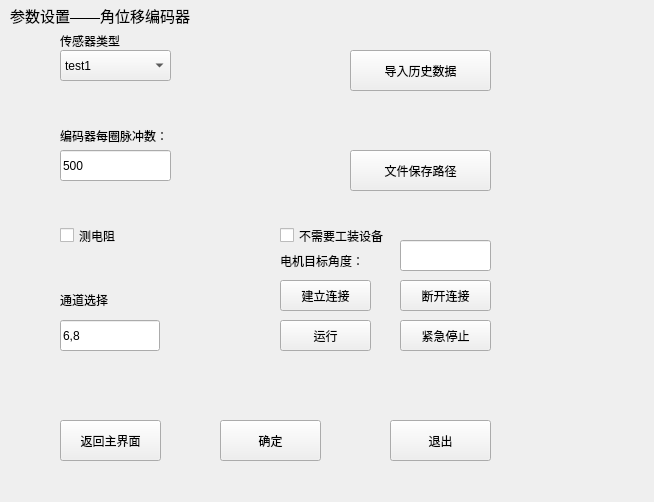
The window that ui_param/paramwin_angleencoder.ui (Dirck-YHP/Proj_sensor_detect) describes before a commit, drawn with Qt 5.
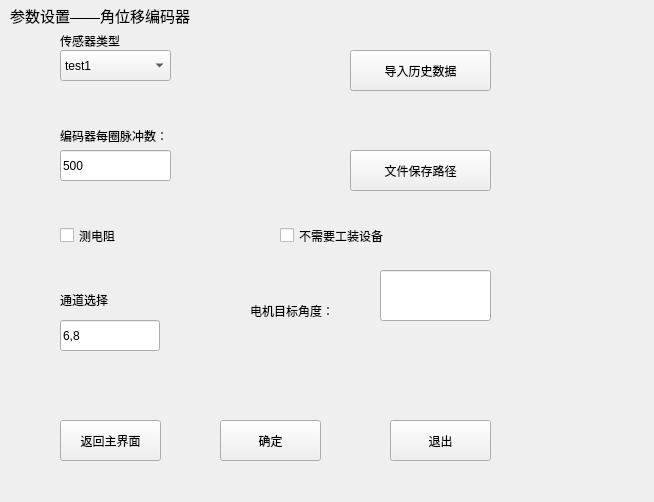
The same window after the commit.

```diff
--- a/ui_param/paramwin_angleencoder.ui
+++ b/ui_param/paramwin_angleencoder.ui
@@ -70,22 +70,6 @@
     <string>退出</string>
    </property>
   </widget>
-  <widget class="QPushButton" name="btn_run_stop">
-   <property name="geometry">
-    <rect>
-     <x>280</x>
-     <y>320</y>
-     <width>91</width>
-     <height>31</height>
-    </rect>
-   </property>
-   <property name="text">
-    <string>运行</string>
-   </property>
-   <property name="checkable">
-    <bool>true</bool>
-   </property>
-  </widget>
   <widget class="QPushButton" name="btn_load_data">
    <property name="geometry">
     <rect>
@@ -102,10 +86,10 @@
   <widget class="QLineEdit" name="lineE_target_angle">
    <property name="geometry">
     <rect>
-     <x>400</x>
-     <y>240</y>
-     <width>91</width>
-     <height>31</height>
+     <x>380</x>
+     <y>270</y>
+     <width>111</width>
+     <height>51</height>
     </rect>
    </property>
    <property name="text">
@@ -128,8 +112,8 @@
   <widget class="QLabel" name="label_6">
    <property name="geometry">
     <rect>
-     <x>280</x>
-     <y>250</y>
+     <x>250</x>
+     <y>300</y>
      <width>161</width>
      <height>21</height>
     </rect>
@@ -209,22 +193,6 @@
     <string>6,8</string>
    </property>
   </widget>
-  <widget class="QPushButton" name="btn_stop_now">
-   <property name="geometry">
-    <rect>
-     <x>400</x>
-     <y>320</y>
-     <width>91</width>
-     <height>31</height>
-    </rect>
-   </property>
-   <property name="text">
-    <string>紧急停止</string>
-   </property>
-   <property name="checkable">
-    <bool>false</bool>
-   </property>
-  </widget>
   <widget class="QPushButton" name="btn_file_dir">
    <property name="geometry">
     <rect>
@@ -251,38 +219,6 @@
     <string>不需要工装设备</string>
    </property>
   </widget>
-  <widget class="QPushButton" name="btn_build_connect">
-   <property name="geometry">
-    <rect>
-     <x>280</x>
-     <y>280</y>
-     <width>91</width>
-     <height>31</height>
-    </rect>
-   </property>
-   <property name="text">
-    <string>建立连接</string>
-   </property>
-   <property name="checkable">
-    <bool>false</bool>
-   </property>
-  </widget>
-  <widget class="QPushButton" name="btn_break_connect">
-   <property name="geometry">
-    <rect>
-     <x>400</x>
-     <y>280</y>
-     <width>91</width>
-     <height>31</height>
-    </rect>
-   </property>
-   <property name="text">
-    <string>断开连接</string>
-   </property>
-   <property name="checkable">
-    <bool>false</bool>
-   </property>
-  </widget>
   <widget class="QLabel" name="label_7">
    <property name="geometry">
     <rect>
```
